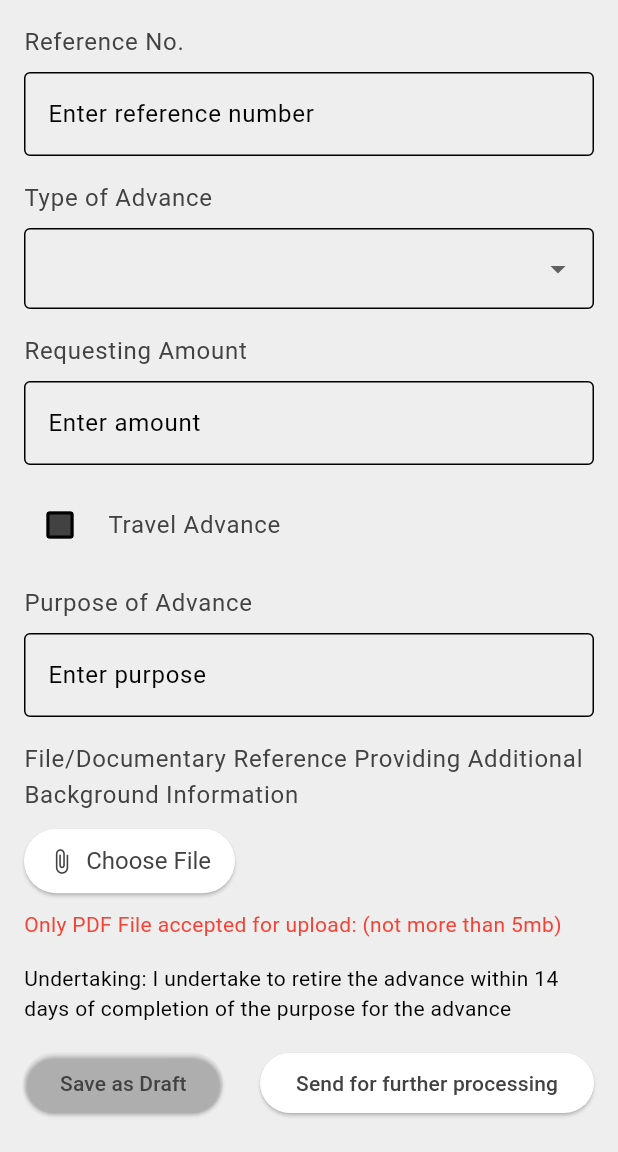
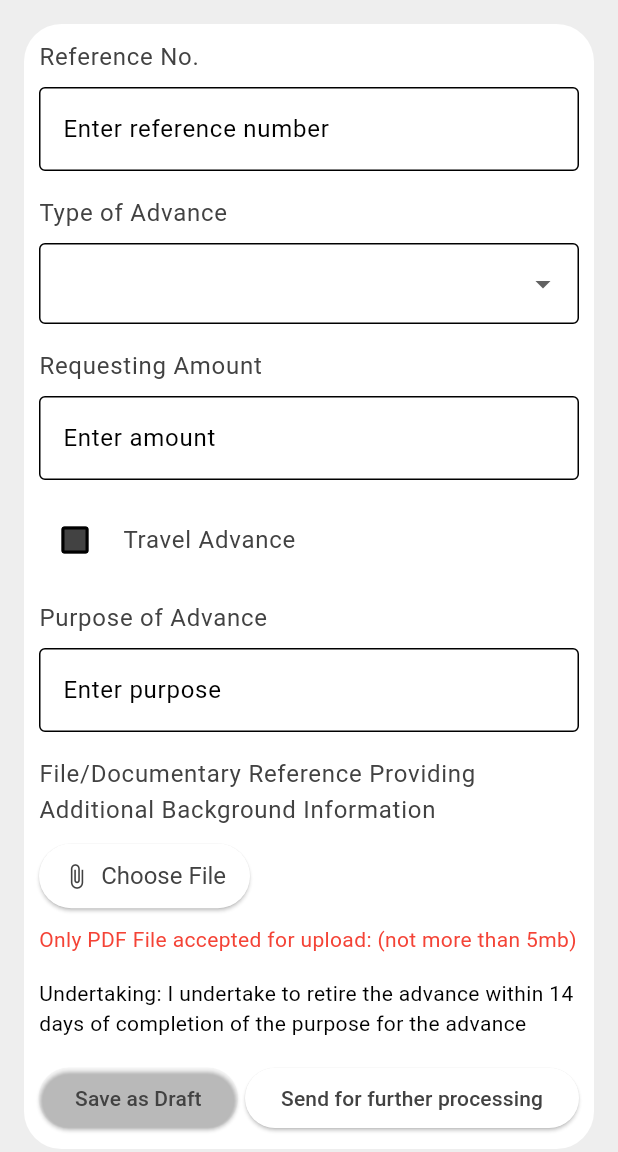
Before and after one commit to emmann-code/BSSSL, a Flutter app: the StaffAdvanceRequestPage screen opened directly, on a phone screen of 412 x 824 dp, the part 84-1236 px from its top. Run offline on Flutter 3.47's test engine with Material 3 defaults, Android fonts, the phone set to English and light mode, and no system bars; our stand-ins replace file_picker.

Commit message:
5th commit

```diff
--- a/bssl_app/lib/pages/Finiacial/StaffAdvRequest.dart
+++ b/bssl_app/lib/pages/Finiacial/StaffAdvRequest.dart
@@ -41,6 +41,10 @@ class _StaffAdvanceRequestPageState extends State<StaffAdvanceRequestPage> {
       drawer: MyDrawer(),
       body: SingleChildScrollView(
         padding: const EdgeInsets.all(16.0),
+        child: Container(
+          padding: EdgeInsets.all(10),
+          decoration: BoxDecoration(
+              color: Colors.white, borderRadius: BorderRadius.circular(25)),
           child: Column(
             crossAxisAlignment: CrossAxisAlignment.start,
             children: [
@@ -155,6 +159,7 @@ class _StaffAdvanceRequestPageState extends State<StaffAdvanceRequestPage> {
             ],
           ),
         ),
+      ),
     );
   }
 }
```
Also changed, not shown: bssl_app/lib/pages/Finiacial/StaffAdv&Retirment.dart (+7 -1 lines). Lines whose indentation alone changed are shown as unchanged.
